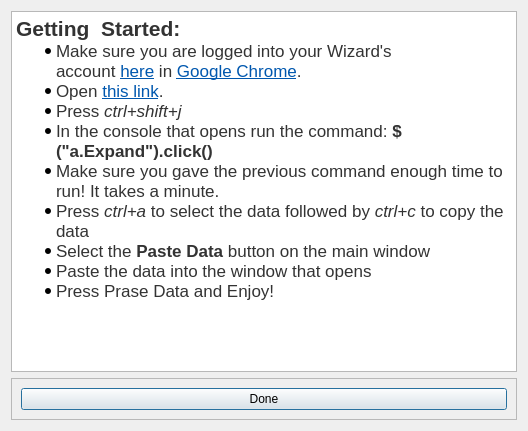
First picture: the form in UIs/Help.ui, repository JeffHoogland/qutemtgstats, before the edit.
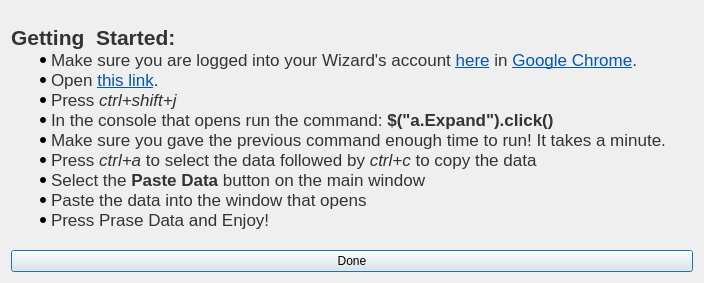
Second picture: the form after the edit.

Commit message: Updates to help dialog

```diff
--- a/UIs/Help.ui
+++ b/UIs/Help.ui
@@ -6,8 +6,8 @@
    <rect>
     <x>0</x>
     <y>0</y>
-    <width>528</width>
-    <height>431</height>
+    <width>704</width>
+    <height>283</height>
    </rect>
   </property>
   <property name="windowTitle">
@@ -15,19 +15,19 @@
   </property>
   <layout class="QVBoxLayout" name="verticalLayout">
    <item>
-    <widget class="QTextEdit" name="helpText">
-     <property name="html">
+    <widget class="QLabel" name="label">
+     <property name="text">
       <string>&lt;!DOCTYPE HTML PUBLIC &quot;-//W3C//DTD HTML 4.0//EN&quot; &quot;http://www.w3.org/TR/REC-html40/strict.dtd&quot;&gt;
 &lt;html&gt;&lt;head&gt;&lt;meta name=&quot;qrichtext&quot; content=&quot;1&quot; /&gt;&lt;style type=&quot;text/css&quot;&gt;
 p, li { white-space: pre-wrap; }
 &lt;/style&gt;&lt;/head&gt;&lt;body style=&quot; font-family:'Ubuntu'; font-size:13pt; font-weight:400; font-style:normal;&quot;&gt;
 &lt;p style=&quot; margin-top:0px; margin-bottom:0px; margin-left:0px; margin-right:0px; -qt-block-indent:0; text-indent:0px;&quot;&gt;&lt;span style=&quot; font-family:'Helvetica Neue,Helvetica,Segoe UI,Arial,freesans,sans-serif'; font-size:16pt; font-weight:600; color:#333333;&quot;&gt;Getting  Started:&lt;/span&gt;&lt;/p&gt;
-&lt;ul style=&quot;margin-top: 0px; margin-bottom: 0px; margin-left: 0px; margin-right: 0px; -qt-list-indent: 1;&quot;&gt;&lt;li style=&quot; font-family:'Helvetica Neue,Helvetica,Segoe UI,Arial,freesans,sans-serif'; color:#333333;&quot; style=&quot; margin-top:0px; margin-bottom:0px; margin-left:0px; margin-right:0px; -qt-block-indent:0; text-indent:0px;&quot;&gt;Make sure you are logged into your Wizard's account &lt;a href=&quot;http://www.wizards.com/magic/planeswalkerpoints&quot;&gt;&lt;span style=&quot; text-decoration: underline; color:#0057ae;&quot;&gt;here&lt;/span&gt;&lt;/a&gt; in &lt;a href=&quot;http://www.google.com/chrome/&quot;&gt;&lt;span style=&quot; text-decoration: underline; color:#0057ae;&quot;&gt;Google Chrome&lt;/span&gt;&lt;/a&gt;.&lt;/li&gt;
-&lt;li style=&quot; font-family:'Helvetica Neue,Helvetica,Segoe UI,Arial,freesans,sans-serif'; color:#333333;&quot; style=&quot; margin-top:0px; margin-bottom:0px; margin-left:0px; margin-right:0px; -qt-block-indent:0; text-indent:0px;&quot;&gt;Open &lt;a href=&quot;https://www.wizards.com/Magic/PlaneswalkerPoints/History#type=EventsOnly&quot;&gt;&lt;span style=&quot; text-decoration: underline; color:#0057ae;&quot;&gt;this link&lt;/span&gt;&lt;/a&gt;.&lt;/li&gt;
-&lt;li style=&quot; font-family:'Helvetica Neue,Helvetica,Segoe UI,Arial,freesans,sans-serif'; color:#333333;&quot; style=&quot; margin-top:0px; margin-bottom:0px; margin-left:0px; margin-right:0px; -qt-block-indent:0; text-indent:0px;&quot;&gt;Press &lt;span style=&quot; font-style:italic;&quot;&gt;ctrl+shift+j&lt;/span&gt;&lt;/li&gt;
-&lt;li style=&quot; font-family:'Helvetica Neue,Helvetica,Segoe UI,Arial,freesans,sans-serif'; color:#333333;&quot; style=&quot; margin-top:0px; margin-bottom:0px; margin-left:0px; margin-right:0px; -qt-block-indent:0; text-indent:0px;&quot;&gt;In the console that opens run the command: &lt;span style=&quot; font-weight:600;&quot;&gt;$(&amp;quot;a.Expand&amp;quot;).click()&lt;/span&gt;&lt;/li&gt;
+&lt;ul style=&quot;margin-top: 0px; margin-bottom: 0px; margin-left: 0px; margin-right: 0px; -qt-list-indent: 1;&quot;&gt;&lt;li style=&quot; font-family:'Helvetica Neue,Helvetica,Segoe UI,Arial,freesans,sans-serif'; color:#333333;&quot; style=&quot; margin-top:0px; margin-bottom:0px; margin-left:0px; margin-right:0px; -qt-block-indent:0; text-indent:0px;&quot;&gt;Make sure you are logged into your Wizard's account &lt;a href=&quot;http://www.wizards.com/magic/planeswalkerpoints&quot;&gt;&lt;span style=&quot; text-decoration: underline; color:#0057ae;&quot;&gt;here&lt;/span&gt;&lt;/a&gt; in &lt;a href=&quot;http://www.google.com/chrome/&quot;&gt;&lt;span style=&quot; text-decoration: underline; color:#0057ae;&quot;&gt;Google Chrome&lt;/span&gt;&lt;/a&gt;.&lt;/li&gt;
+&lt;li style=&quot; font-family:'Helvetica Neue,Helvetica,Segoe UI,Arial,freesans,sans-serif'; color:#333333;&quot; style=&quot; margin-top:0px; margin-bottom:0px; margin-left:0px; margin-right:0px; -qt-block-indent:0; text-indent:0px;&quot;&gt;Open &lt;a href=&quot;https://www.wizards.com/Magic/PlaneswalkerPoints/History#type=EventsOnly&quot;&gt;&lt;span style=&quot; text-decoration: underline; color:#0057ae;&quot;&gt;this link&lt;/span&gt;&lt;/a&gt;.&lt;/li&gt;
+&lt;li style=&quot; font-family:'Helvetica Neue,Helvetica,Segoe UI,Arial,freesans,sans-serif'; color:#333333;&quot; style=&quot; margin-top:0px; margin-bottom:0px; margin-left:0px; margin-right:0px; -qt-block-indent:0; text-indent:0px;&quot;&gt;Press &lt;span style=&quot; font-style:italic;&quot;&gt;ctrl+shift+j&lt;/span&gt;&lt;/li&gt;
+&lt;li style=&quot; font-family:'Helvetica Neue,Helvetica,Segoe UI,Arial,freesans,sans-serif'; color:#333333;&quot; style=&quot; margin-top:0px; margin-bottom:0px; margin-left:0px; margin-right:0px; -qt-block-indent:0; text-indent:0px;&quot;&gt;In the console that opens run the command: &lt;span style=&quot; font-weight:600;&quot;&gt;$(&amp;quot;a.Expand&amp;quot;).click()&lt;/span&gt;&lt;/li&gt;
 &lt;li style=&quot; font-family:'Helvetica Neue,Helvetica,Segoe UI,Arial,freesans,sans-serif'; color:#333333;&quot; style=&quot; margin-top:0px; margin-bottom:0px; margin-left:0px; margin-right:0px; -qt-block-indent:0; text-indent:0px;&quot;&gt;Make sure you gave the previous command enough time to run! It takes a minute.&lt;/li&gt;
-&lt;li style=&quot; font-family:'Helvetica Neue,Helvetica,Segoe UI,Arial,freesans,sans-serif'; color:#333333;&quot; style=&quot; margin-top:0px; margin-bottom:0px; margin-left:0px; margin-right:0px; -qt-block-indent:0; text-indent:0px;&quot;&gt;Press &lt;span style=&quot; font-style:italic;&quot;&gt;ctrl+a&lt;/span&gt; to select the data followed by &lt;span style=&quot; font-style:italic;&quot;&gt;ctrl+c&lt;/span&gt; to copy the data&lt;/li&gt;
+&lt;li style=&quot; font-family:'Helvetica Neue,Helvetica,Segoe UI,Arial,freesans,sans-serif'; color:#333333;&quot; style=&quot; margin-top:0px; margin-bottom:0px; margin-left:0px; margin-right:0px; -qt-block-indent:0; text-indent:0px;&quot;&gt;Press &lt;span style=&quot; font-style:italic;&quot;&gt;ctrl+a&lt;/span&gt; to select the data followed by &lt;span style=&quot; font-style:italic;&quot;&gt;ctrl+c&lt;/span&gt; to copy the data&lt;/li&gt;
 &lt;li style=&quot; font-family:'Helvetica Neue,Helvetica,Segoe UI,Arial,freesans,sans-serif'; color:#333333;&quot; style=&quot; margin-top:0px; margin-bottom:0px; margin-left:0px; margin-right:0px; -qt-block-indent:0; text-indent:0px;&quot;&gt;Select the &lt;span style=&quot; font-weight:600;&quot;&gt;Paste Data&lt;/span&gt; button on the main window&lt;/li&gt;
 &lt;li style=&quot; font-family:'Helvetica Neue,Helvetica,Segoe UI,Arial,freesans,sans-serif'; color:#333333;&quot; style=&quot; margin-top:0px; margin-bottom:0px; margin-left:0px; margin-right:0px; -qt-block-indent:0; text-indent:0px;&quot;&gt;Paste the data into the window that opens&lt;/li&gt;
 &lt;li style=&quot; font-family:'Helvetica Neue,Helvetica,Segoe UI,Arial,freesans,sans-serif'; color:#333333;&quot; style=&quot; margin-top:0px; margin-bottom:16px; margin-left:0px; margin-right:0px; -qt-block-indent:0; text-indent:0px;&quot;&gt;Press Prase Data and Enjoy!&lt;/li&gt;&lt;/ul&gt;&lt;/body&gt;&lt;/html&gt;</string>
@@ -38,22 +38,10 @@
     </widget>
    </item>
    <item>
-    <widget class="QFrame" name="frame">
-     <property name="frameShape">
-      <enum>QFrame::StyledPanel</enum>
+    <widget class="QPushButton" name="closeButton">
+     <property name="text">
+      <string>Done</string>
      </property>
-     <property name="frameShadow">
-      <enum>QFrame::Raised</enum>
-     </property>
-     <layout class="QHBoxLayout" name="horizontalLayout">
-      <item>
-       <widget class="QPushButton" name="closeButton">
-        <property name="text">
-         <string>Done</string>
-        </property>
-       </widget>
-      </item>
-     </layout>
     </widget>
    </item>
   </layout>
```
Left out of the diff: 4 changed lines with no effect on the pictures. The commit also changes 11 other files.
